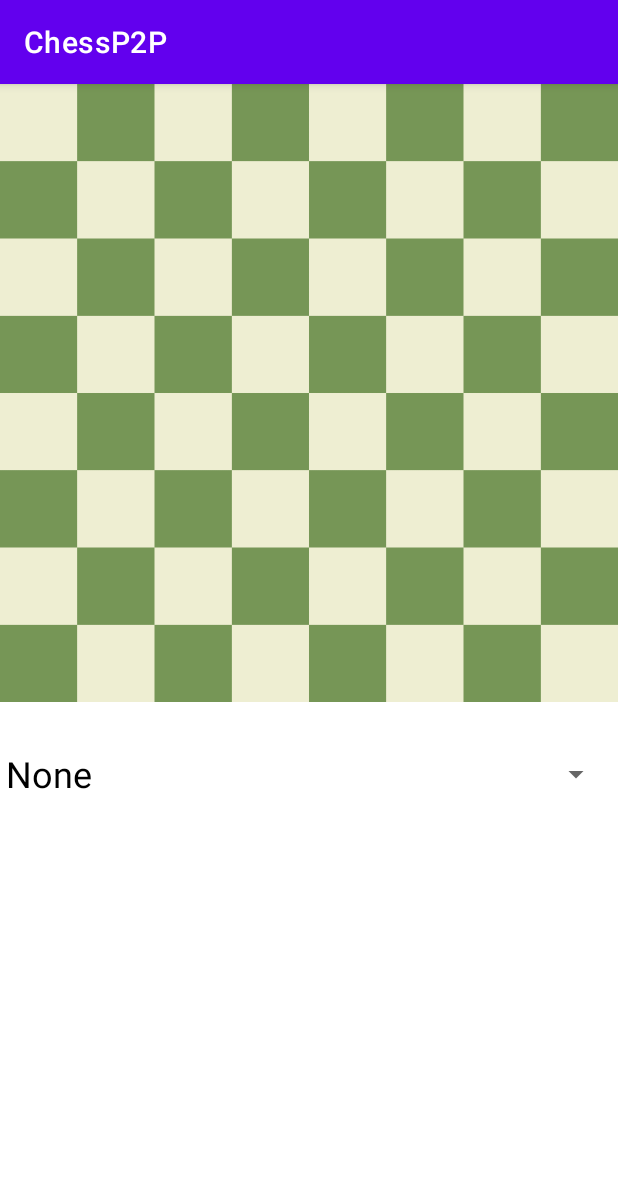
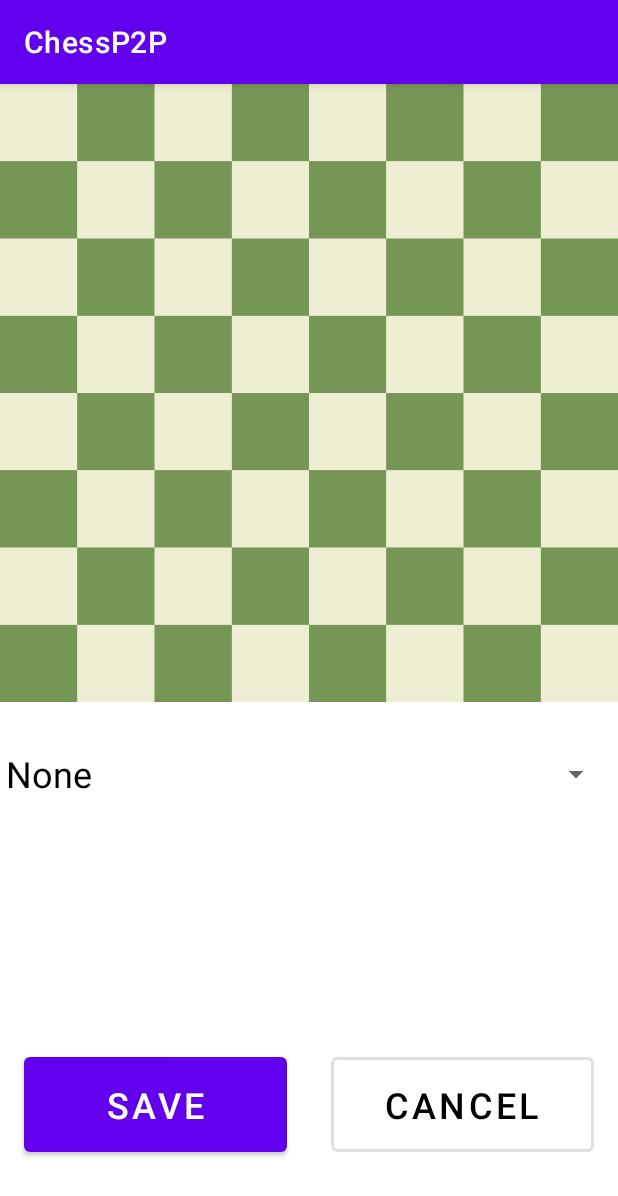
Before and after one commit to manhvu0803/ChessP2P, an Android app: the EditBoardActivity screen opened directly, with no data from a screen before it, on a phone screen of 412 x 824 dp. Shown: the top 1196 px of the screen. Run offline under Robolectric (Android 15) with nearby library versions, the phone set to English and light mode, and no system bars.

Commit message:
Touch up MainGame and Edit activity

```diff
--- a/app/src/main/java/com/example/chessp2p/MainActivity.java
+++ b/app/src/main/java/com/example/chessp2p/MainActivity.java
@@ -61,5 +61,10 @@ public class MainActivity extends Activity {
             }
         });
 
+        Button customButton = this.findViewById(R.id.customButton);
+        customButton.setOnClickListener(view -> {
+            Intent intent = new Intent(MainActivity.this, EditBoardActivity.class);
+            startActivity(intent);
+        });
     }
 }
--- a/app/src/main/java/com/example/chessp2p/MainGame.java
+++ b/app/src/main/java/com/example/chessp2p/MainGame.java
@@ -16,7 +16,7 @@ public class MainGame extends Activity {
     TextView timerText;
     BoardView boardView;
 
-    int timeLeft = 20;
+    int timeLeft = 3600;
 
     final Handler handler = new Handler(Looper.getMainLooper());
     final Runnable updateTimerText = new Runnable() {
--- a/app/src/main/res/layout/activity_edit_board.xml
+++ b/app/src/main/res/layout/activity_edit_board.xml
@@ -23,4 +23,28 @@
         app:layout_constraintStart_toStartOf="parent"
         app:layout_constraintTop_toBottomOf="@+id/editableBoardView" />
 
+    <Button
+        android:id="@+id/saveCustomButton"
+        android:layout_width="175dp"
+        android:layout_height="75dp"
+        android:layout_marginStart="16dp"
+        android:layout_marginBottom="50dp"
+        android:text="Save"
+        android:textSize="24sp"
+        app:layout_constraintBottom_toBottomOf="parent"
+        app:layout_constraintStart_toStartOf="parent" />
+
+    <com.google.android.material.button.MaterialButton
+        android:id="@+id/cancelButton"
+        android:layout_width="175dp"
+        android:layout_height="75dp"
+        android:layout_marginEnd="16dp"
+        android:text="cancel"
+        android:textSize="24sp"
+        android:textColor="@color/black"
+        style="?attr/materialButtonOutlinedStyle"
+        app:strokeWidth="2dp"
+        app:layout_constraintEnd_toEndOf="parent"
+        app:layout_constraintTop_toTopOf="@+id/saveCustomButton" />
+
 </androidx.constraintlayout.widget.ConstraintLayout>
```
Also changed, not shown: app/src/main/res/layout/activity_main.xml (+15 -0 lines), app/src/main/res/layout/activity_main_game.xml (+15 -5 lines), app/src/main/res/drawable-v24/hourglass.png (added).
